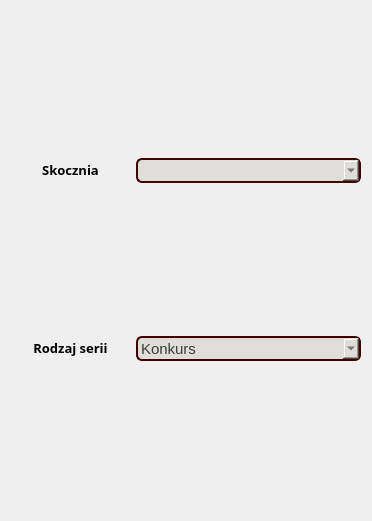
Above: source/UI/Seasons/CompetitionInfoEditorWidget.ui from SiekamCebule/sj-sim before the change. Below: the same form after it.
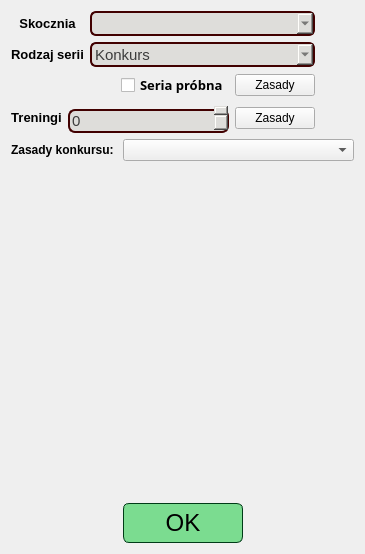
That is the form after the change.

Commit message: continued calendar editor development

```diff
--- a/source/UI/Seasons/CompetitionInfoEditorWidget.ui
+++ b/source/UI/Seasons/CompetitionInfoEditorWidget.ui
@@ -6,14 +6,21 @@
    <rect>
     <x>0</x>
     <y>0</y>
-    <width>372</width>
-    <height>521</height>
+    <width>365</width>
+    <height>554</height>
    </rect>
   </property>
   <property name="windowTitle">
    <string>Form</string>
   </property>
-  <layout class="QVBoxLayout" name="verticalLayout_2" stretch="0,0,10">
+  <layout class="QVBoxLayout" name="verticalLayout_3" stretch="0,1,0">
+   <item>
+    <layout class="QHBoxLayout" name="horizontalLayout">
+     <item>
+      <layout class="QVBoxLayout" name="verticalLayout_2">
+       <property name="spacing">
+        <number>6</number>
+       </property>
    <item>
     <layout class="QHBoxLayout" name="horizontalLayout_hill">
      <item>
@@ -26,7 +33,7 @@
        </property>
        <property name="font">
         <font>
-         <family>Quicksand Medium</family>
+             <family>Ubuntu</family>
          <pointsize>10</pointsize>
          <bold>true</bold>
         </font>
@@ -116,7 +123,7 @@
        </property>
        <property name="font">
         <font>
-         <family>Quicksand Medium</family>
+             <family>Ubuntu</family>
          <pointsize>10</pointsize>
          <bold>true</bold>
         </font>
@@ -200,30 +207,246 @@
          <string>Kwalifikacje</string>
         </property>
        </item>
+          </widget>
+         </item>
+        </layout>
+       </item>
        <item>
+        <layout class="QHBoxLayout" name="horizontalLayout_2">
+         <item>
+          <spacer name="horizontalSpacer_4">
+           <property name="orientation">
+            <enum>Qt::Horizontal</enum>
+           </property>
+           <property name="sizeHint" stdset="0">
+            <size>
+             <width>40</width>
+             <height>20</height>
+            </size>
+           </property>
+          </spacer>
+         </item>
+         <item>
+          <widget class="QCheckBox" name="checkBox_trialRound">
+           <property name="font">
+            <font>
+             <family>Quicksand Medium</family>
+             <pointsize>10</pointsize>
+             <bold>true</bold>
+            </font>
+           </property>
         <property name="text">
          <string>Seria próbna</string>
         </property>
+           <property name="checked">
+            <bool>false</bool>
+           </property>
+          </widget>
        </item>
        <item>
+          <widget class="QPushButton" name="pushButton_trialRoundRules">
+           <property name="sizePolicy">
+            <sizepolicy hsizetype="Maximum" vsizetype="Fixed">
+             <horstretch>0</horstretch>
+             <verstretch>0</verstretch>
+            </sizepolicy>
+           </property>
         <property name="text">
-         <string>Trening</string>
-        </property>
-       </item>
-      </widget>
+            <string>Zasady</string>
+           </property>
+          </widget>
+         </item>
+        </layout>
+       </item>
+       <item>
+        <layout class="QHBoxLayout" name="horizontalLayout_3">
+         <item>
+          <widget class="QLabel" name="label_10">
+           <property name="sizePolicy">
+            <sizepolicy hsizetype="Maximum" vsizetype="Maximum">
+             <horstretch>0</horstretch>
+             <verstretch>0</verstretch>
+            </sizepolicy>
+           </property>
+           <property name="font">
+            <font>
+             <family>Ubuntu</family>
+             <pointsize>10</pointsize>
+             <bold>true</bold>
+            </font>
+           </property>
+           <property name="styleSheet">
+            <string notr="true">QLabel{
+background: transparent;
+color: rgb(0, 0, 0);
+}</string>
+           </property>
+           <property name="text">
+            <string>Treningi</string>
+           </property>
+           <property name="scaledContents">
+            <bool>false</bool>
+           </property>
+           <property name="alignment">
+            <set>Qt::AlignCenter</set>
+           </property>
+           <property name="margin">
+            <number>3</number>
+           </property>
+           <property name="indent">
+            <number>-1</number>
+           </property>
+          </widget>
+         </item>
+         <item>
+          <widget class="QSpinBox" name="spinBox_trainingsCount">
+           <property name="font">
+            <font>
+             <pointsize>11</pointsize>
+            </font>
+           </property>
+           <property name="styleSheet">
+            <string notr="true">QWidget{
+	background-color: rgb(222, 221, 218);
+	color: rgb(60, 60, 60);
+	border: 2px solid rgb(65, 0, 0);
+	border-radius: 7px;
+margin-top: 6px;
+}</string>
+           </property>
+           <property name="maximum">
+            <number>1000000000</number>
+           </property>
+          </widget>
+         </item>
+         <item>
+          <widget class="QPushButton" name="pushButton_trainingsRules">
+           <property name="sizePolicy">
+            <sizepolicy hsizetype="Maximum" vsizetype="Fixed">
+             <horstretch>0</horstretch>
+             <verstretch>0</verstretch>
+            </sizepolicy>
+           </property>
+           <property name="text">
+            <string>Zasady</string>
+           </property>
+          </widget>
+         </item>
+        </layout>
+       </item>
+      </layout>
+     </item>
+     <item>
+      <spacer name="horizontalSpacer">
+       <property name="orientation">
+        <enum>Qt::Horizontal</enum>
+       </property>
+       <property name="sizeHint" stdset="0">
+        <size>
+         <width>40</width>
+         <height>20</height>
+        </size>
+       </property>
+      </spacer>
      </item>
     </layout>
    </item>
    <item>
     <layout class="QVBoxLayout" name="verticalLayout">
      <item>
-      <layout class="QVBoxLayout" name="verticalLayout_competitionRules"/>
+      <layout class="QVBoxLayout" name="verticalLayout_competitionRules">
+       <item>
+        <layout class="QFormLayout" name="formLayout">
+         <item row="0" column="0">
+          <widget class="QLabel" name="label">
+           <property name="font">
+            <font>
+             <family>Ubuntu</family>
+             <bold>true</bold>
+            </font>
+           </property>
+           <property name="text">
+            <string>Zasady konkursu: </string>
+           </property>
+          </widget>
+         </item>
+         <item row="0" column="1">
+          <widget class="QComboBox" name="comboBox_rules"/>
+         </item>
+        </layout>
+       </item>
+      </layout>
      </item>
      <item>
       <layout class="QVBoxLayout" name="verticalLayout_classifications"/>
      </item>
     </layout>
    </item>
+   <item>
+    <layout class="QHBoxLayout" name="horizontalLayout_OKButton">
+     <item>
+      <spacer name="horizontalSpacer_2">
+       <property name="orientation">
+        <enum>Qt::Horizontal</enum>
+       </property>
+       <property name="sizeHint" stdset="0">
+        <size>
+         <width>40</width>
+         <height>20</height>
+        </size>
+       </property>
+      </spacer>
+     </item>
+     <item>
+      <widget class="QPushButton" name="pushButton_submit">
+       <property name="minimumSize">
+        <size>
+         <width>120</width>
+         <height>40</height>
+        </size>
+       </property>
+       <property name="maximumSize">
+        <size>
+         <width>120</width>
+         <height>40</height>
+        </size>
+       </property>
+       <property name="font">
+        <font>
+         <pointsize>18</pointsize>
+        </font>
+       </property>
+       <property name="styleSheet">
+        <string notr="true">QPushButton{
+border: 1px solid rgb(0, 59, 23);
+border-radius: 6px;
+color: rgb(0, 0, 0);
+background-color: rgb(123, 220, 144);
+}
+QPushButton:hover{
+background-color: rgb(153, 253, 174);
+}</string>
+       </property>
+       <property name="text">
+        <string>OK</string>
+       </property>
+      </widget>
+     </item>
+     <item>
+      <spacer name="horizontalSpacer_3">
+       <property name="orientation">
+        <enum>Qt::Horizontal</enum>
+       </property>
+       <property name="sizeHint" stdset="0">
+        <size>
+         <width>40</width>
+         <height>20</height>
+        </size>
+       </property>
+      </spacer>
+     </item>
+    </layout>
+   </item>
   </layout>
  </widget>
  <resources/>
```
Lines whose indentation alone changed are shown as unchanged. The commit also changes 29 other files.
